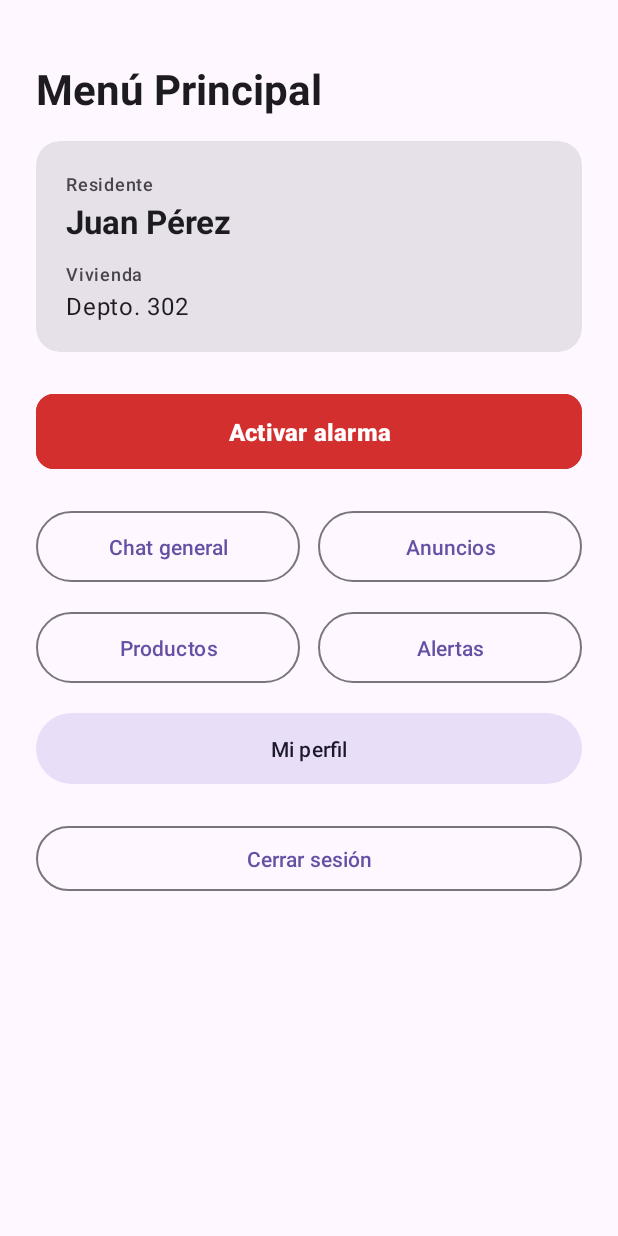
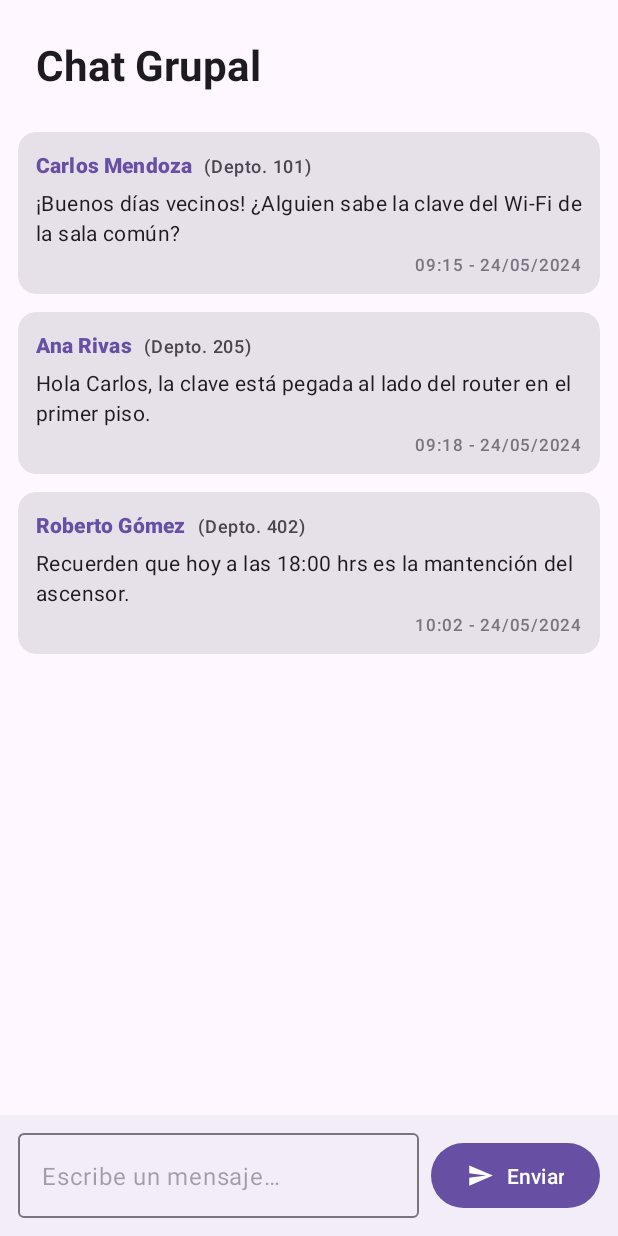
Before and after one commit to MartinLonconado/ComunidadConectada, an Android app: the HomeActivity screen opened directly, with no data from a screen before it, after a tap on "Chat general", on a phone screen of 412 x 824 dp. Run offline under Robolectric (Android 15) with nearby library versions, the phone set to English and light mode, and no system bars.

Commit message:
Vista Chat Grupal y vista Anuncios

```diff
--- /dev/null
+++ b/app/src/main/java/com/example/comunidadconectada/ChatActivity.java
@@ -0,0 +1,89 @@
+package com.example.comunidadconectada;
+
+import android.os.Bundle;
+import android.text.TextUtils;
+import androidx.activity.EdgeToEdge;
+import androidx.appcompat.app.AppCompatActivity;
+import androidx.core.graphics.Insets;
+import androidx.core.view.ViewCompat;
+import androidx.core.view.WindowInsetsCompat;
+import androidx.recyclerview.widget.RecyclerView;
+
+import com.google.android.material.button.MaterialButton;
+import com.google.android.material.textfield.TextInputEditText;
+
+import java.text.SimpleDateFormat;
+import java.util.ArrayList;
+import java.util.Date;
+import java.util.List;
+import java.util.Locale;
+
+public class ChatActivity extends AppCompatActivity {
+
+    private final List<ChatMessage> messageList = new ArrayList<>();
+    private ChatMessageAdapter adapter;
+    private RecyclerView rvMessages;
+    private TextInputEditText etInputMensaje;
+
+    private String nombreUsuario = "Juan Pérez";
+    private String viviendaUsuario = "Depto. 302";
+
+    @Override
+    protected void onCreate(Bundle savedInstanceState) {
+        super.onCreate(savedInstanceState);
+        EdgeToEdge.enable(this);
+        setContentView(R.layout.activity_chat);
+
+        ViewCompat.setOnApplyWindowInsetsListener(findViewById(R.id.main_chat), (v, insets) -> {
+            Insets systemBars = insets.getInsets(WindowInsetsCompat.Type.systemBars());
+            v.setPadding(systemBars.left, systemBars.top, systemBars.right, systemBars.bottom);
+            return insets;
+        });
+
+        if (getIntent().hasExtra("NOMBRE_RESIDENTE")) {
+            String nombre = getIntent().getStringExtra("NOMBRE_RESIDENTE");
+            if (nombre != null && !nombre.isEmpty()) {
+                nombreUsuario = nombre;
+            }
+        }
+        if (getIntent().hasExtra("NUMERO_VIVIENDA")) {
+            String vivienda = getIntent().getStringExtra("NUMERO_VIVIENDA");
+            if (vivienda != null && !vivienda.isEmpty()) {
+                viviendaUsuario = vivienda;
+            }
+        }
+
+        rvMessages = findViewById(R.id.rv_chat_messages);
+        etInputMensaje = findViewById(R.id.et_input_mensaje);
+        MaterialButton btnEnviar = findViewById(R.id.btn_enviar_mensaje);
+
+        adapter = new ChatMessageAdapter(messageList);
+        rvMessages.setAdapter(adapter);
+
+        cargarMensajesIniciales();
+
+        btnEnviar.setOnClickListener(v -> enviarMensaje());
+    }
+
+    private void cargarMensajesIniciales() {
+        messageList.add(new ChatMessage("Carlos Mendoza", "Depto. 101", "¡Buenos días vecinos! ¿Alguien sabe la clave del Wi-Fi de la sala común?", "09:15 - 24/05/2024", false));
+        messageList.add(new ChatMessage("Ana Rivas", "Depto. 205", "Hola Carlos, la clave está pegada al lado del router en el primer piso.", "09:18 - 24/05/2024", false));
+        messageList.add(new ChatMessage("Roberto Gómez", "Depto. 402", "Recuerden que hoy a las 18:00 hrs es la mantención del ascensor.", "10:02 - 24/05/2024", false));
+        adapter.notifyDataSetChanged();
+        if (!messageList.isEmpty()) {
+            rvMessages.scrollToPosition(messageList.size() - 1);
+        }
+    }
+
+    private void enviarMensaje() {
+        String texto = etInputMensaje.getText() != null ? etInputMensaje.getText().toString().trim() : "";
+        if (!TextUtils.isEmpty(texto)) {
+            String fechaHora = new SimpleDateFormat("HH:mm - dd/MM/yyyy", Locale.getDefault()).format(new Date());
+            ChatMessage nuevoMensaje = new ChatMessage(nombreUsuario, viviendaUsuario, texto, fechaHora, true);
+            messageList.add(nuevoMensaje);
+            adapter.notifyItemInserted(messageList.size() - 1);
+            rvMessages.smoothScrollToPosition(messageList.size() - 1);
+            etInputMensaje.setText("");
+        }
+    }
+}
--- /dev/null
+++ b/app/src/main/java/com/example/comunidadconectada/ChatMessage.java
@@ -0,0 +1,37 @@
+package com.example.comunidadconectada;
+
+public class ChatMessage {
+    private final String nombre;
+    private final String vivienda;
+    private final String mensaje;
+    private final String fechaHora;
+    private final boolean esMio;
+
+    public ChatMessage(String nombre, String vivienda, String mensaje, String fechaHora, boolean esMio) {
+        this.nombre = nombre;
+        this.vivienda = vivienda;
+        this.mensaje = mensaje;
+        this.fechaHora = fechaHora;
+        this.esMio = esMio;
+    }
+
+    public String getNombre() {
+        return nombre;
+    }
+
+    public String getVivienda() {
+        return vivienda;
+    }
+
+    public String getMensaje() {
+        return mensaje;
+    }
+
+    public String getFechaHora() {
+        return fechaHora;
+    }
+
+    public boolean isEsMio() {
+        return esMio;
+    }
+}
--- /dev/null
+++ b/app/src/main/java/com/example/comunidadconectada/ChatMessageAdapter.java
@@ -0,0 +1,56 @@
+package com.example.comunidadconectada;
+
+import android.view.LayoutInflater;
+import android.view.View;
+import android.view.ViewGroup;
+import android.widget.TextView;
+
+import androidx.annotation.NonNull;
+import androidx.recyclerview.widget.RecyclerView;
+
+import java.util.List;
+
+public class ChatMessageAdapter extends RecyclerView.Adapter<ChatMessageAdapter.ChatMessageViewHolder> {
+
+    private final List<ChatMessage> messageList;
+
+    public ChatMessageAdapter(List<ChatMessage> messageList) {
+        this.messageList = messageList;
+    }
+
+    @NonNull
+    @Override
+    public ChatMessageViewHolder onCreateViewHolder(@NonNull ViewGroup parent, int viewType) {
+        View view = LayoutInflater.from(parent.getContext()).inflate(R.layout.item_chat_message, parent, false);
+        return new ChatMessageViewHolder(view);
+    }
+
+    @Override
+    public void onBindViewHolder(@NonNull ChatMessageViewHolder holder, int position) {
+        ChatMessage message = messageList.get(position);
+        holder.tvNombre.setText(message.getNombre());
+        holder.tvVivienda.setText(holder.itemView.getContext().getString(R.string.fmt_vivienda, message.getVivienda()));
+        holder.tvTexto.setText(message.getMensaje());
+        holder.tvFechaHora.setText(message.getFechaHora());
+    }
+
+    @Override
+    public int getItemCount() {
+        return messageList.size();
+    }
+
+    public static class ChatMessageViewHolder extends RecyclerView.ViewHolder {
+        final TextView tvNombre;
+        final TextView tvVivienda;
+        final TextView tvTexto;
+        final TextView tvFechaHora;
+
+        public ChatMessageViewHolder(@NonNull View itemView) {
+            super(itemView);
+            tvNombre = itemView.findViewById(R.id.tv_mensaje_nombre);
+            tvVivienda = itemView.findViewById(R.id.tv_mensaje_vivienda);
+            tvTexto = itemView.findViewById(R.id.tv_mensaje_texto);
+            tvFechaHora = itemView.findViewById(R.id.tv_mensaje_fecha_hora);
+        }
+    }
+}
--- a/app/src/main/java/com/example/comunidadconectada/HomeActivity.java
+++ b/app/src/main/java/com/example/comunidadconectada/HomeActivity.java
@@ -55,14 +55,26 @@ public class HomeActivity extends AppCompatActivity {
         MaterialButton btnMiPerfil = findViewById(R.id.btn_mi_perfil);
         MaterialButton btnCerrarSesion = findViewById(R.id.btn_cerrar_sesion);
 
-        btnChatGeneral.setOnClickListener(v -> mostrarSeccion(getString(R.string.btn_chat_general)));
-        btnAnuncios.setOnClickListener(v -> mostrarSeccion(getString(R.string.btn_anuncios)));
+        btnChatGeneral.setOnClickListener(v -> abrirChat());
+        btnAnuncios.setOnClickListener(v -> abrirAnuncios());
         btnProductos.setOnClickListener(v -> mostrarSeccion(getString(R.string.btn_productos)));
         btnAlertas.setOnClickListener(v -> mostrarSeccion(getString(R.string.btn_alertas)));
         btnActivarAlarma.setOnClickListener(v -> activarAlarma());
 
         btnMiPerfil.setOnClickListener(v -> abrirPerfil());
         btnCerrarSesion.setOnClickListener(v -> cerrarSesion());
+    }
+
+    private void abrirChat() {
+        Intent intent = new Intent(this, ChatActivity.class);
+        intent.putExtra("NOMBRE_RESIDENTE", tvNombreResidente.getText().toString());
+        intent.putExtra("NUMERO_VIVIENDA", tvNumeroVivienda.getText().toString());
+        startActivity(intent);
+    }
+
+    private void abrirAnuncios() {
+        Intent intent = new Intent(this, AnunciosActivity.class);
+        startActivity(intent);
     }
 
     private void mostrarSeccion(String seccion) {
--- /dev/null
+++ b/app/src/main/res/drawable/ic_send.xml
@@ -0,0 +1,9 @@
+<vector xmlns:android="http://schemas.android.com/apk/res/android"
+    android:width="24dp"
+    android:height="24dp"
+    android:viewportWidth="24"
+    android:viewportHeight="24">
+  <path
+      android:fillColor="#FFFFFFFF"
+      android:pathData="M2.01,21L23,12 2.01,3 2,10l15,2 -15,2z"/>
+</vector>
--- /dev/null
+++ b/app/src/main/res/layout/activity_chat.xml
@@ -0,0 +1,80 @@
+<?xml version="1.0" encoding="utf-8"?>
+<androidx.constraintlayout.widget.ConstraintLayout xmlns:android="http://schemas.android.com/apk/res/android"
+    xmlns:app="http://schemas.android.com/apk/res-auto"
+    xmlns:tools="http://schemas.android.com/tools"
+    android:id="@+id/main_chat"
+    android:layout_width="match_parent"
+    android:layout_height="match_parent"
+    tools:context=".ChatActivity">
+
+    <!-- Encabezado del Chat -->
+    <TextView
+        android:id="@+id/tv_title_chat"
+        android:layout_width="0dp"
+        android:layout_height="wrap_content"
+        android:paddingHorizontal="24dp"
+        android:paddingTop="24dp"
+        android:paddingBottom="12dp"
+        android:text="@string/title_chat"
+        android:textAppearance="?attr/textAppearanceHeadlineMedium"
+        android:textStyle="bold"
+        app:layout_constraintEnd_toEndOf="parent"
+        app:layout_constraintStart_toStartOf="parent"
+        app:layout_constraintTop_toTopOf="parent" />
+
+    <!-- Listado de Mensajes del Chat -->
+    <androidx.recyclerview.widget.RecyclerView
+        android:id="@+id/rv_chat_messages"
+        android:layout_width="0dp"
+        android:layout_height="0dp"
+        android:clipToPadding="false"
+        android:paddingVertical="8dp"
+        app:layoutManager="androidx.recyclerview.widget.LinearLayoutManager"
+        app:layout_constraintBottom_toTopOf="@id/layout_input_container"
+        app:layout_constraintEnd_toEndOf="parent"
+        app:layout_constraintStart_toStartOf="parent"
+        app:layout_constraintTop_toBottomOf="@id/tv_title_chat"
+        tools:listitem="@layout/item_chat_message" />
+
+    <!-- Barra inferior de entrada de texto y envío -->
+    <LinearLayout
+        android:id="@+id/layout_input_container"
+        android:layout_width="0dp"
+        android:layout_height="wrap_content"
+        android:background="?attr/colorSurfaceContainer"
+        android:gravity="center_vertical"
+        android:orientation="horizontal"
+        android:padding="12dp"
+        app:layout_constraintBottom_toBottomOf="parent"
+        app:layout_constraintEnd_toEndOf="parent"
+        app:layout_constraintStart_toStartOf="parent">
+
+        <com.google.android.material.textfield.TextInputLayout
+            android:id="@+id/til_input_mensaje"
+            style="@style/Widget.Material3.TextInputLayout.OutlinedBox"
+            android:layout_width="0dp"
+            android:layout_height="wrap_content"
+            android:layout_weight="1"
+            app:hintEnabled="false">
+
+            <com.google.android.material.textfield.TextInputEditText
+                android:id="@+id/et_input_mensaje"
+                android:layout_width="match_parent"
+                android:layout_height="wrap_content"
+                android:hint="@string/hint_escribe_mensaje"
+                android:inputType="textCapSentences|textMultiLine"
+                android:maxLines="3" />
+        </com.google.android.material.textfield.TextInputLayout>
+
+        <com.google.android.material.button.MaterialButton
+            android:id="@+id/btn_enviar_mensaje"
+            android:layout_width="wrap_content"
+            android:layout_height="wrap_content"
+            android:layout_marginStart="8dp"
+            android:paddingVertical="12dp"
+            android:text="@string/btn_enviar"
+            app:icon="@drawable/ic_send" />
+
+    </LinearLayout>
+
+</androidx.constraintlayout.widget.ConstraintLayout>
--- /dev/null
+++ b/app/src/main/res/layout/item_chat_message.xml
@@ -0,0 +1,67 @@
+<?xml version="1.0" encoding="utf-8"?>
+<com.google.android.material.card.MaterialCardView xmlns:android="http://schemas.android.com/apk/res/android"
+    xmlns:app="http://schemas.android.com/apk/res-auto"
+    xmlns:tools="http://schemas.android.com/tools"
+    android:id="@+id/card_mensaje"
+    style="@style/Widget.Material3.CardView.Filled"
+    android:layout_width="match_parent"
+    android:layout_height="wrap_content"
+    android:layout_marginHorizontal="12dp"
+    android:layout_marginVertical="6dp"
+    app:cardCornerRadius="12dp">
+
+    <LinearLayout
+        android:layout_width="match_parent"
+        android:layout_height="wrap_content"
+        android:orientation="vertical"
+        android:padding="12dp">
+
+        <!-- Encabezado: Nombre del Remitente y Número de Vivienda -->
+        <LinearLayout
+            android:layout_width="match_parent"
+            android:layout_height="wrap_content"
+            android:orientation="horizontal">
+
+            <TextView
+                android:id="@+id/tv_mensaje_nombre"
+                android:layout_width="wrap_content"
+                android:layout_height="wrap_content"
+                android:textAppearance="?attr/textAppearanceLabelLarge"
+                android:textColor="?attr/colorPrimary"
+                android:textStyle="bold"
+                tools:text="María González" />
+
+            <TextView
+                android:id="@+id/tv_mensaje_vivienda"
+                android:layout_width="wrap_content"
+                android:layout_height="wrap_content"
+                android:layout_marginStart="8dp"
+                android:textAppearance="?attr/textAppearanceLabelMedium"
+                android:textColor="?attr/colorOnSurfaceVariant"
+                tools:text="(Depto. 104)" />
+
+        </LinearLayout>
+
+        <!-- Contenido del Mensaje -->
+        <TextView
+            android:id="@+id/tv_mensaje_texto"
+            android:layout_width="match_parent"
+            android:layout_height="wrap_content"
+            android:layout_marginTop="6dp"
+            android:textAppearance="?attr/textAppearanceBodyMedium"
+            android:textColor="?attr/colorOnSurface"
+            tools:text="¡Hola a todos! ¿Alguien sabe a qué hora es la reunión de vecinos hoy?" />
+
+        <!-- Fecha y Hora del Mensaje -->
+        <TextView
+            android:id="@+id/tv_mensaje_fecha_hora"
+            android:layout_width="wrap_content"
+            android:layout_height="wrap_content"
+            android:layout_gravity="end"
+            android:layout_marginTop="4dp"
+            android:textAppearance="?attr/textAppearanceLabelSmall"
+            android:textColor="?attr/colorOutline"
+            tools:text="14:30 - 24/05/2024" />
+
+    </LinearLayout>
+</com.google.android.material.card.MaterialCardView>
--- a/app/src/main/res/values/strings.xml
+++ b/app/src/main/res/values/strings.xml
@@ -50,4 +50,14 @@
     <string name="btn_guardar">Guardar</string>
     <string name="btn_cancelar">Cancelar</string>
     <string name="msg_nombre_actualizado">Nombre actualizado correctamente</string>
+
+    <!-- Chat Grupal -->
+    <string name="title_chat">Chat Grupal</string>
+    <string name="hint_escribe_mensaje">Escribe un mensaje&#8230;</string>
+    <string name="btn_enviar">Enviar</string>
+    <string name="fmt_vivienda">(%1$s)</string>
+
+    <!-- Anuncios -->
+    <string name="title_anuncios">Anuncios de la Comunidad</string>
+    <string name="label_publicado_por">Publicado por:</string>
 </resources>
```
Also changed, not shown: app/src/main/AndroidManifest.xml (+8 -0 lines), app/src/main/java/com/example/comunidadconectada/Anuncio.java (added, +31 -0 lines), app/src/main/java/com/example/comunidadconectada/AnunciosActivity.java (added, +54 -0 lines), app/src/main/java/com/example/comunidadconectada/AnunciosAdapter.java (added, +57 -0 lines), app/src/main/res/layout/activity_anuncios.xml (added, +37 -0 lines), app/src/main/res/layout/item_anuncio.xml (added, +66 -0 lines).
